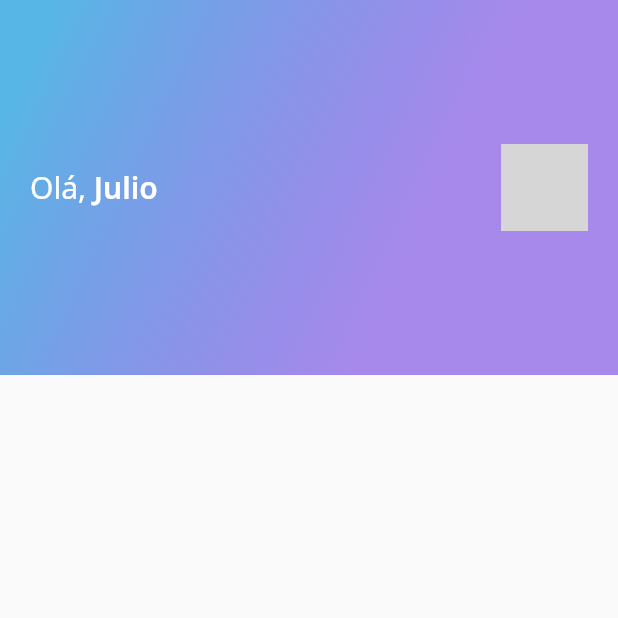
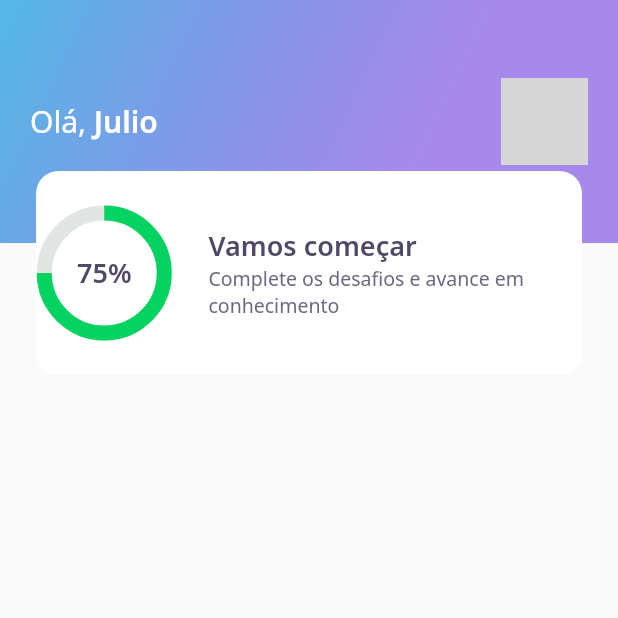
Before and after one commit to juliomsousa/devquiz-flutter-nlw5, a Flutter app: the screen it shows after launch, on a phone screen of 412 x 824 dp, the top half of it. Run offline on Flutter 3.47's test engine with Material 2 defaults, Android fonts, the phone set to English and light mode, and no system bars; our stand-ins replace google_fonts; network calls fail; grey boxes are pictures that could not be loaded.

Commit message:
Add Score card on Home screen

```diff
--- a/lib/home/widgets/appbar/app_bar_widget.dart
+++ b/lib/home/widgets/appbar/app_bar_widget.dart
@@ -1,4 +1,5 @@
 import 'package:DevQuiz/core/core.dart';
+import 'package:DevQuiz/home/widgets/score_card/score_card_widget.dart';
 import 'package:flutter/material.dart';
 
 class AppBarWidget extends PreferredSize {
@@ -7,6 +8,11 @@ class AppBarWidget extends PreferredSize {
           preferredSize: Size.fromHeight(250),
           child: Container(
             height: 250,
+            child: Stack(
+              children: [
+                Container(
+                  height: 162,
+                  width: double.maxFinite,
                   decoration: BoxDecoration(
                     gradient: AppGradients.linear,
                   ),
@@ -19,7 +25,8 @@ class AppBarWidget extends PreferredSize {
                           text: "Olá, ",
                           style: AppTextStyles.title,
                           children: [
-                      TextSpan(text: "Julio", style: AppTextStyles.titleBold)
+                            TextSpan(
+                                text: "Julio", style: AppTextStyles.titleBold)
                           ],
                         ),
                       ),
@@ -37,5 +44,9 @@ class AppBarWidget extends PreferredSize {
                     ],
                   ),
                 ),
+                Align(alignment: Alignment(0.0, 1.0), child: ScoreCardWidget()),
+              ],
+            ),
+          ),
         );
 }
--- /dev/null
+++ b/lib/home/widgets/chart/chart_widget.dart
@@ -0,0 +1,36 @@
+import 'package:DevQuiz/core/core.dart';
+import 'package:flutter/material.dart';
+
+class ChartWidget extends StatelessWidget {
+  const ChartWidget({Key? key}) : super(key: key);
+
+  @override
+  Widget build(BuildContext context) {
+    return Container(
+      height: 80,
+      width: 80,
+      child: Stack(
+        children: [
+          Center(
+            child: Container(
+              height: 80,
+              width: 80,
+              child: CircularProgressIndicator(
+                strokeWidth: 10,
+                value: .75,
+                backgroundColor: AppColors.chartSecondary,
+                valueColor: AlwaysStoppedAnimation<Color>(AppColors.chartPrimary),
+              ),
+            ),
+          ),
+          Center(
+            child: Text(
+              '75%',
+              style: AppTextStyles.heading,
+            ),
+          )
+        ],
+      ),
+    );
+  }
+}
--- /dev/null
+++ b/lib/home/widgets/score_card/score_card_widget.dart
@@ -0,0 +1,50 @@
+import 'package:DevQuiz/core/core.dart';
+import 'package:DevQuiz/home/widgets/chart/chart_widget.dart';
+import 'package:flutter/material.dart';
+
+class ScoreCardWidget extends StatelessWidget {
+  const ScoreCardWidget({Key? key}) : super(key: key);
+
+  @override
+  Widget build(BuildContext context) {
+    return Padding(
+      padding: const EdgeInsets.symmetric(horizontal: 24),
+      child: Container(
+        height: 136,
+        decoration: BoxDecoration(
+          color: AppColors.white,
+          borderRadius: BorderRadius.circular(15),
+        ),
+        child: Row(
+          crossAxisAlignment: CrossAxisAlignment.center,
+          children: [
+            Expanded(
+              flex: 1,
+              child: ChartWidget(),
+            ),
+            Expanded(
+              flex: 3,
+              child: Padding(
+                padding: const EdgeInsets.only(left: 24),
+                child: Column(
+                  mainAxisAlignment: MainAxisAlignment.center,
+                  crossAxisAlignment: CrossAxisAlignment.start,
+                  children: [
+                    Text(
+                      'Vamos começar',
+                      style: AppTextStyles.heading,
+                    ),
+                    Text(
+                      'Complete os desafios e avance em conhecimento',
+                      style: AppTextStyles.body,
+                    ),
+                  ],
+                ),
+              ),
+            )
+          ],
+        ),
+      ),
+    );
+  }
+}
```
Lines whose indentation alone changed are shown as unchanged.
